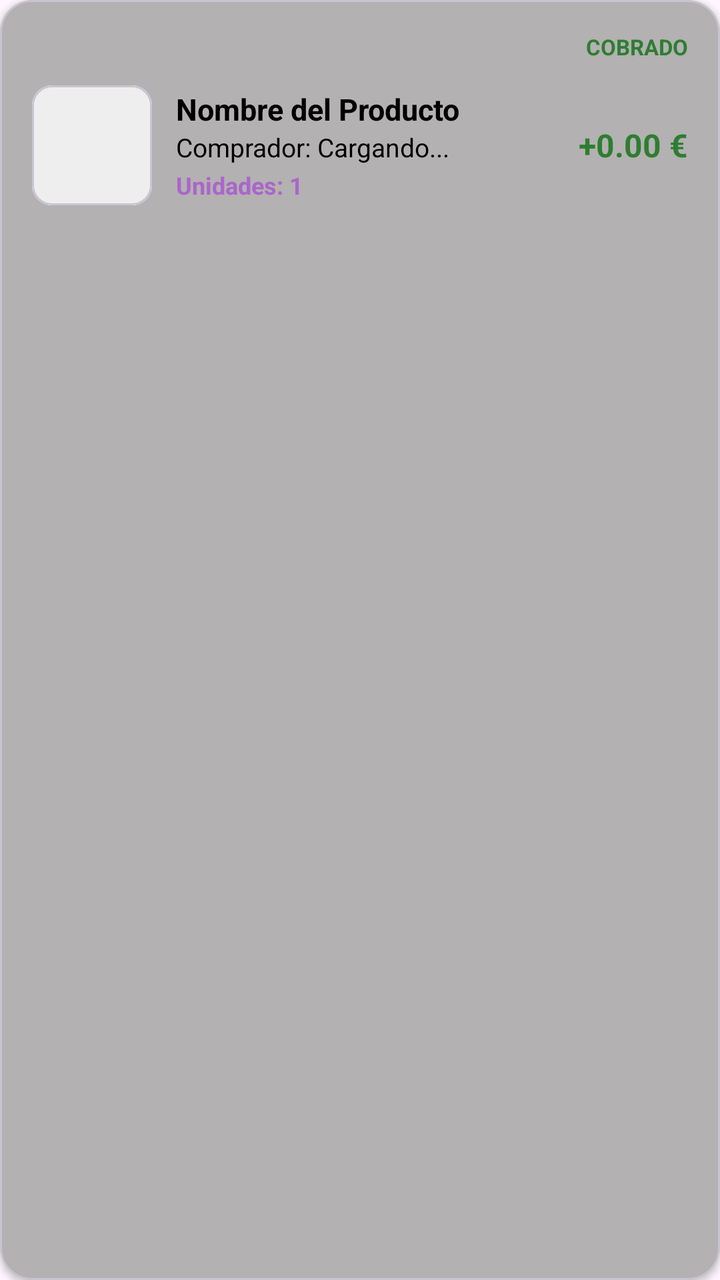
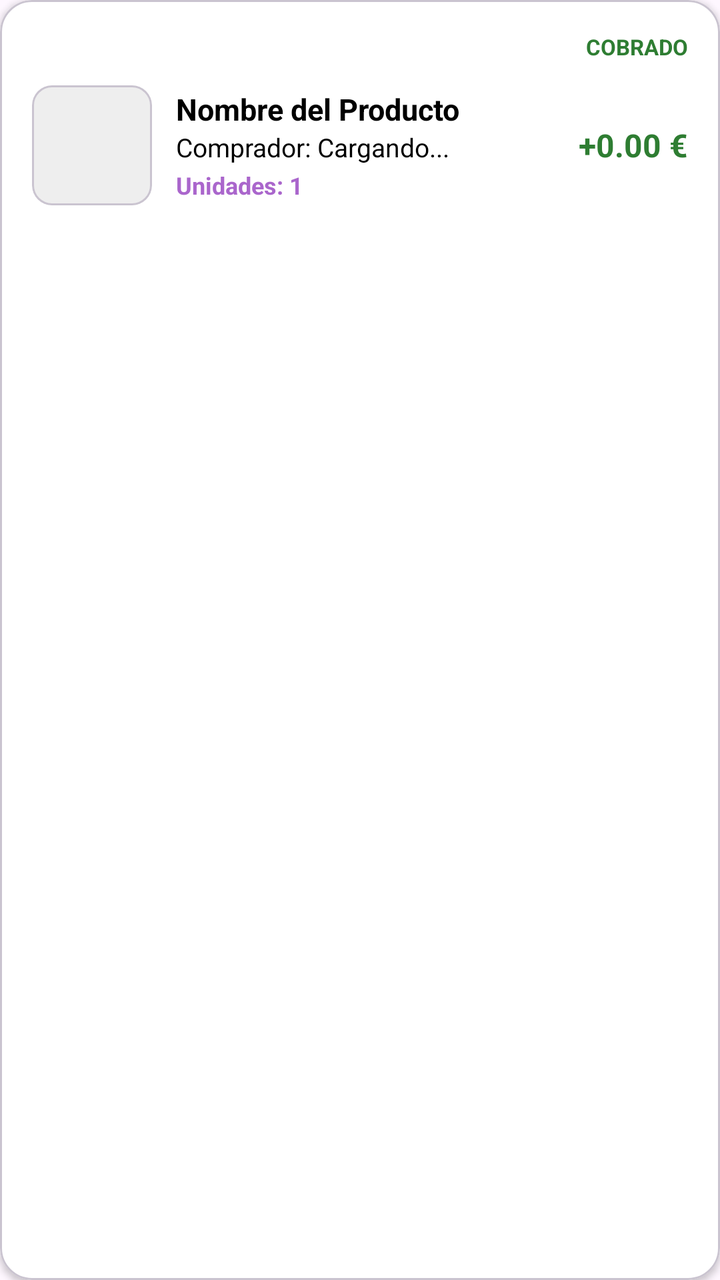

The first picture is an Android layout as it rendered before a commit; the second is the same layout after the commit. The layout source and the unified diff follow.
<!-- AndroidManifest.xml: application theme Theme.ProyectoIntermodularTFG -->
<!-- res/layout/recycler_view_item_venta_realizada.xml -->
<?xml version="1.0" encoding="utf-8"?>
<com.google.android.material.card.MaterialCardView xmlns:android="http://schemas.android.com/apk/res/android"
    xmlns:app="http://schemas.android.com/apk/res-auto"
    android:layout_width="match_parent"
    android:layout_height="wrap_content"
    android:layout_marginHorizontal="12dp"
    android:layout_marginVertical="8dp"
    app:cardBackgroundColor="#B3B1B1"
    app:cardCornerRadius="16dp"
    app:cardElevation="2dp">

    <LinearLayout
        android:layout_width="match_parent"
        android:layout_height="wrap_content"
        android:orientation="vertical"
        android:padding="16dp">

        <RelativeLayout
            android:layout_width="match_parent"
            android:layout_height="wrap_content">

            <TextView
                android:id="@+id/tvVentaEstadoCobro"
                android:layout_width="wrap_content"
                android:layout_height="wrap_content"
                android:layout_alignParentEnd="true"
                android:text="COBRADO"
                android:textColor="#2E7D32"
                android:textSize="11sp"
                android:textStyle="bold" />
        </RelativeLayout>

        <LinearLayout
            android:layout_width="match_parent"
            android:layout_height="wrap_content"
            android:layout_marginTop="12dp"
            android:gravity="center_vertical"
            android:orientation="horizontal">

            <com.google.android.material.card.MaterialCardView
                android:layout_width="60dp"
                android:layout_height="60dp"
                app:cardCornerRadius="10dp"
                app:cardElevation="0dp">
                <ImageView
                    android:id="@+id/ivVentaProductoImagen"
                    android:layout_width="match_parent"
                    android:layout_height="match_parent"
                    android:scaleType="centerCrop"
                    android:background="#EEE"/>
            </com.google.android.material.card.MaterialCardView>

            <LinearLayout
                android:layout_width="0dp"
                android:layout_height="wrap_content"
                android:layout_weight="1"
                android:layout_marginStart="12dp"
                android:orientation="vertical">

                <TextView
                    android:id="@+id/tvVentaProductoNombre"
                    android:layout_width="wrap_content"
                    android:layout_height="wrap_content"
                    android:text="Nombre del Producto"
                    android:textStyle="bold"
                    android:textColor="@color/black"
                    android:textSize="15sp" />

                <TextView
                    android:id="@+id/tvVentaComprador"
                    android:layout_width="wrap_content"
                    android:layout_height="wrap_content"
                    android:text="Comprador: Cargando..."
                    android:textColor="@color/black"
                    android:textSize="13sp" />

                <TextView
                    android:id="@+id/tvVentaCantidad"
                    android:layout_width="wrap_content"
                    android:layout_height="wrap_content"
                    android:text="Unidades: 1"
                    android:textColor="@android:color/holo_purple"
                    android:textSize="12sp"
                    android:textStyle="bold"
                    android:layout_marginTop="2dp" />
            </LinearLayout>

            <TextView
                android:id="@+id/tvVentaPrecio"
                android:layout_width="wrap_content"
                android:layout_height="wrap_content"
                android:text="+0.00 €"
                android:textStyle="bold"
                android:textColor="#2E7D32"
                android:textSize="16sp" />
        </LinearLayout>
    </LinearLayout>
</com.google.android.material.card.MaterialCardView>
<!-- resources referenced by this layout -->
<resources>
  <color name="black">#FF000000</color>
  <style name="Theme.ProyectoIntermodularTFG" parent="Base.Theme.ProyectoIntermodularTFG" />
  <style name="Base.Theme.ProyectoIntermodularTFG" parent="Theme.Material3.DayNight.NoActionBar">
          
          
      </style>
</resources>

<!-- the commit's change to res/layout/recycler_view_item_venta_realizada.xml (unified diff, before → after) -->
@@ -5,7 +5,7 @@
     android:layout_height="wrap_content"
     android:layout_marginHorizontal="12dp"
     android:layout_marginVertical="8dp"
-    app:cardBackgroundColor="#B3B1B1"
+    app:cardBackgroundColor="@color/white"
     app:cardCornerRadius="16dp"
     app:cardElevation="2dp">
 
<!-- resource entries referenced after the edit -->
@@ -1,6 +1,7 @@
 <!-- resources referenced by this layout -->
 <resources>
   <color name="black">#FF000000</color>
+  <color name="white">#FFFFFFFF</color>
   <style name="Theme.ProyectoIntermodularTFG" parent="Base.Theme.ProyectoIntermodularTFG" />
   <style name="Base.Theme.ProyectoIntermodularTFG" parent="Theme.Material3.DayNight.NoActionBar">
           
